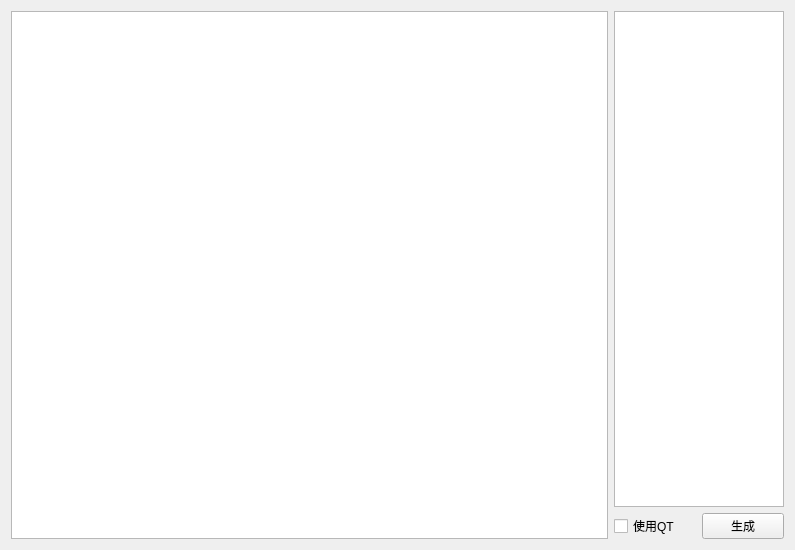
First picture: the form in mainwindow.ui, repository CICSilver/dbGen, before the edit.
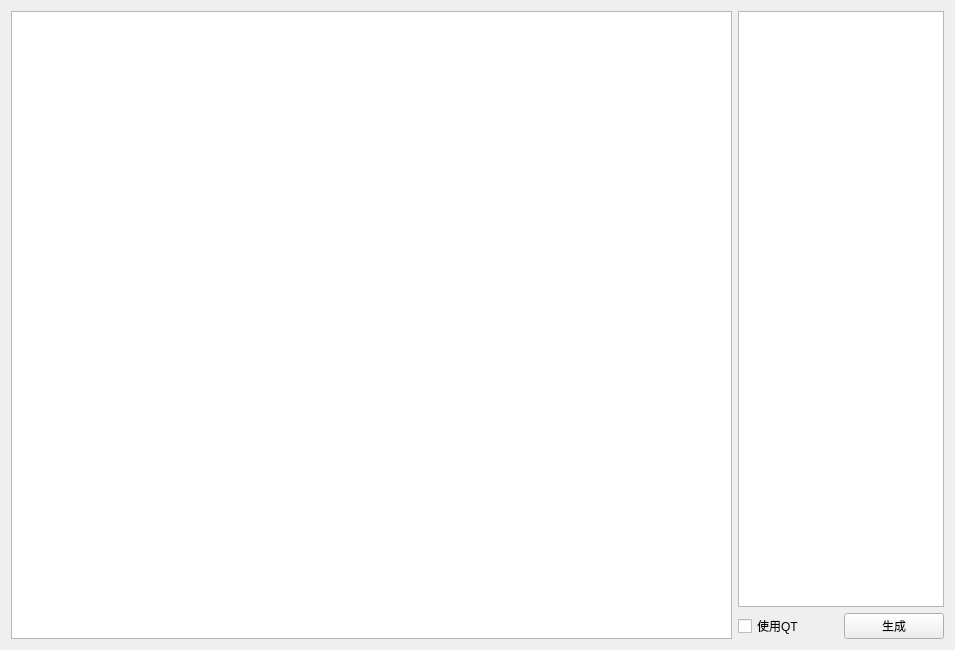
Second picture: the form after the edit. Custom widgets are drawn as their Qt base class.

Patch:
```diff
--- a/mainwindow.ui
+++ b/mainwindow.ui
@@ -6,8 +6,8 @@
    <rect>
     <x>0</x>
     <y>0</y>
-    <width>795</width>
-    <height>550</height>
+    <width>955</width>
+    <height>650</height>
    </rect>
   </property>
   <property name="windowTitle">
```
